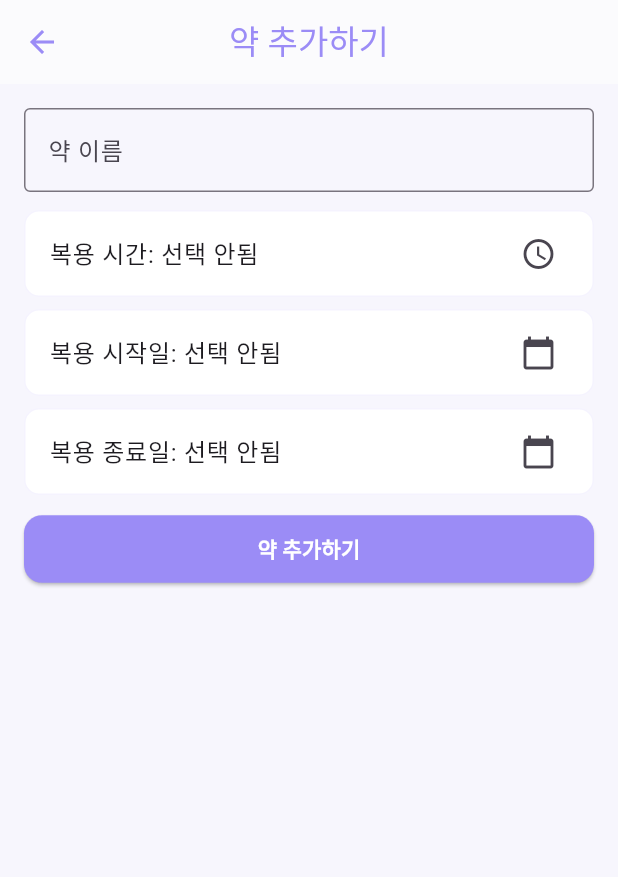
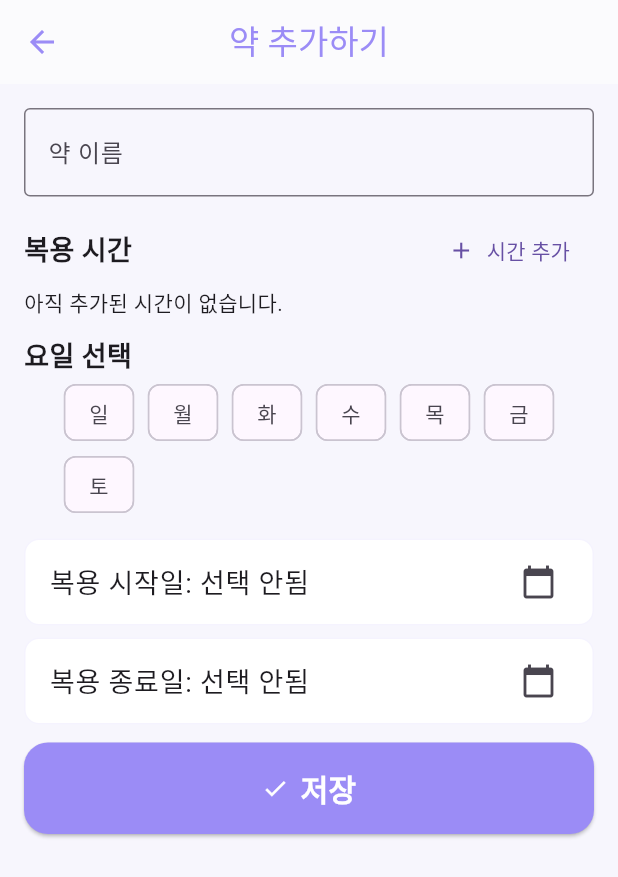
Before and after one commit to tkddus21/ddobaki, a Flutter app: the _MedicationAddScreen screen opened directly, on a phone screen of 412 x 824 dp. Shown: the top 877 px of the screen. Run offline on Flutter 3.47's test engine with Material 3 defaults, Android fonts, the phone set to English and light mode, and no system bars; our stand-ins replace cloud_firestore, firebase_auth, firebase_core, fl_chart, google_sign_in, just_audio and 3 more; missing offline and left inert: flutter_sound, record; accounts and stored records are empty; Roboto replaces fonts that are missing (NanumGothic).

Commit message:
elder medication_screen 수정완료 요일별 선택해서 약 추가할 수 있게

```diff
--- a/FrontEnd/lib/screens/elder/medication_screen.dart
+++ b/FrontEnd/lib/screens/elder/medication_screen.dart
@@ -412,13 +412,23 @@ class _MedicationAddScreen extends StatefulWidget {
 
 class _MedicationAddScreenState extends State<_MedicationAddScreen> {
   final _nameController = TextEditingController();
-  TimeOfDay? _selectedTime;
+
+  /// 여러 시간(“HH:mm”)과 요일(0=일..6=토)
+  final List<String> _times = <String>[];
+  final Set<int> _selectedDows = <int>{};
+
   DateTime? _startDate;
   DateTime? _endDate;
 
   String get _uid => FirebaseAuth.instance.currentUser!.uid;
 
-  String _formatTime(TimeOfDay time) {
+  @override
+  void dispose() {
+    _nameController.dispose();
+    super.dispose();
+  }
+
+  String _formatTimeOfDay(TimeOfDay time) {
     final now = DateTime.now();
     final dt = DateTime(now.year, now.month, now.day, time.hour, time.minute);
     return DateFormat('HH:mm').format(dt);
@@ -426,42 +436,67 @@ class _MedicationAddScreenState extends State<_MedicationAddScreen> {
 
   String _formatDate(DateTime date) => DateFormat('yyyy-MM-dd').format(date);
 
-  Future<void> _pickTime() async {
-    final picked = await showTimePicker(context: context, initialTime: TimeOfDay.now());
-    if (picked != null) setState(() => _selectedTime = picked);
+  Future<void> _addTime() async {
+    final picked = await showTimePicker(
+      context: context,
+      initialTime: TimeOfDay.now(),
+    );
+    if (picked != null) {
+      final t = _formatTimeOfDay(picked);
+      if (!_times.contains(t)) {
+        setState(() {
+          _times.add(t);
+          _times.sort(); // 시간 정렬(오름차순)
+        });
+      }
+    }
+  }
+
+  void _removeTime(String t) {
+    setState(() => _times.remove(t));
   }
 
   Future<void> _pickStartDate() async {
     final picked = await showDatePicker(
       context: context,
-      initialDate: DateTime.now(),
+      initialDate: _startDate ?? DateTime.now(),
       firstDate: DateTime(2020),
       lastDate: DateTime(2035),
     );
-    if (picked != null) setState(() => _startDate = picked);
+    if (picked != null) {
+      setState(() {
+        _startDate = DateTime(picked.year, picked.month, picked.day);
+        // 시작일을 바꾸면 종료일 최소값 보장
+        if (_endDate != null && _endDate!.isBefore(_startDate!)) {
+          _endDate = _startDate;
+        }
+      });
+    }
   }
 
   Future<void> _pickEndDate() async {
     final picked = await showDatePicker(
       context: context,
-      initialDate: _startDate ?? DateTime.now(),
+      initialDate: _endDate ?? _startDate ?? DateTime.now(),
       firstDate: _startDate ?? DateTime.now(),
       lastDate: DateTime(2035),
     );
     if (picked != null) {
-      setState(() => _endDate = DateTime(picked.year, picked.month, picked.day, 23, 59, 59));
+      // 종료일은 하루의 끝(23:59:59)로 저장
+      setState(() {
+        _endDate = DateTime(picked.year, picked.month, picked.day, 23, 59, 59);
+      });
     }
   }
 
   Future<void> _addMedication() async {
     final name = _nameController.text.trim();
-    final time = _selectedTime != null ? _formatTime(_selectedTime!) : '';
     final startDate = _startDate;
     final endDate = _endDate;
 
-    if (name.isEmpty || time.isEmpty || startDate == null || endDate == null) {
+    if (name.isEmpty || _times.isEmpty || startDate == null || endDate == null) {
       ScaffoldMessenger.of(context).showSnackBar(
-        const SnackBar(content: Text('모든 값을 입력해 주세요.')),
+        const SnackBar(content: Text('약 이름/시간/기간을 모두 입력해 주세요.')),
       );
       return;
     }
@@ -476,10 +511,13 @@ class _MedicationAddScreenState extends State<_MedicationAddScreen> {
     try {
       await medsCol.add({
         'name': name,
-        'times': [time],
-        'startAt': Timestamp.fromDate(DateTime(startDate.year, startDate.month, startDate.day)),
+        'times': _times, // 여러 시간
+        'startAt': Timestamp.fromDate(
+          DateTime(startDate.year, startDate.month, startDate.day),
+        ),
         'endAt': Timestamp.fromDate(endDate),
-        'daysOfWeek': [], // 0=일..6=토
+        //## 비워두면 "매일"로 해석하게끔(리스트가 비면 매일로 처리) ##
+        'daysOfWeek': _selectedDows.toList()..sort(), // 0=일..6=토
         'active': true,
         'status': 'pending',
         'createdAt': now,
@@ -496,9 +534,9 @@ class _MedicationAddScreenState extends State<_MedicationAddScreen> {
 
   @override
   Widget build(BuildContext context) {
-    final timeText = _selectedTime != null ? _formatTime(_selectedTime!) : '선택 안됨';
     final startText = _startDate != null ? _formatDate(_startDate!) : '선택 안됨';
     final endText = _endDate != null ? _formatDate(_endDate!) : '선택 안됨';
+    const dowLabels = ['일', '월', '화', '수', '목', '금', '토'];
 
     return Scaffold(
       appBar: AppBar(
@@ -511,54 +549,116 @@ class _MedicationAddScreenState extends State<_MedicationAddScreen> {
       backgroundColor: _lightBg,
       body: Padding(
         padding: const EdgeInsets.all(16.0),
+        child: SingleChildScrollView(
           child: Column(children: [
+            // 약 이름
             TextField(
               controller: _nameController,
-            decoration: const InputDecoration(labelText: '약 이름', border: OutlineInputBorder()),
+              decoration: const InputDecoration(
+                labelText: '약 이름',
+                border: OutlineInputBorder(),
               ),
+              style: const TextStyle(fontSize: 18),
+            ),
+
             const SizedBox(height: 12),
+
+            // 시간 다중 선택
+            Row(
+              mainAxisAlignment: MainAxisAlignment.spaceBetween,
+              children: [
+                const Text('복용 시간', style: TextStyle(fontSize: 18, fontWeight: FontWeight.w700)),
+                TextButton.icon(
+                  onPressed: _addTime,
+                  icon: const Icon(Icons.add),
+                  label: const Text('시간 추가'),
+                ),
+              ],
+            ),
+            if (_times.isEmpty)
+              const Align(
+                alignment: Alignment.centerLeft,
+                child: Text('아직 추가된 시간이 없습니다.'),
+              ),
+            Wrap(
+              spacing: 8,
+              runSpacing: 8,
+              children: _times
+                  .map((t) => Chip(
+                        label: Text(t, style: const TextStyle(fontSize: 16)),
+                        onDeleted: () => _removeTime(t),
+                      ))
+                  .toList(),
+            ),
+
+            const SizedBox(height: 12),
+
+            // 요일 선택
+            const Align(
+              alignment: Alignment.centerLeft,
+              child: Text('요일 선택', style: TextStyle(fontSize: 18, fontWeight: FontWeight.w700)),
+            ),
+            Wrap(
+              spacing: 8,
+              children: List.generate(7, (i) {
+                final selected = _selectedDows.contains(i);
+                return FilterChip(
+                  label: Text(dowLabels[i]),
+                  selected: selected,
+                  onSelected: (v) {
+                    setState(() {
+                      v ? _selectedDows.add(i) : _selectedDows.remove(i);
+                    });
+                  },
+                );
+              }),
+            ),
+
+            const SizedBox(height: 12),
+
+            // 시작/종료일
             ListTile(
               tileColor: Colors.white,
-            shape: RoundedRectangleBorder(borderRadius: BorderRadius.circular(10),
-                side: const BorderSide(color: _border)),
-            title: Text('복용 시간: $timeText'),
-            trailing: const Icon(Icons.access_time),
-            onTap: _pickTime,
+              shape: RoundedRectangleBorder(
+                borderRadius: BorderRadius.circular(10),
+                side: const BorderSide(color: _border),
               ),
-          const SizedBox(height: 8),
-          ListTile(
-            tileColor: Colors.white,
-            shape: RoundedRectangleBorder(borderRadius: BorderRadius.circular(10),
-                side: const BorderSide(color: _border)),
-            title: Text('복용 시작일: $startText'),
+              title: Text('복용 시작일: $startText', style: const TextStyle(fontSize: 18)),
               trailing: const Icon(Icons.calendar_today),
               onTap: _pickStartDate,
             ),
             const SizedBox(height: 8),
             ListTile(
               tileColor: Colors.white,
-            shape: RoundedRectangleBorder(borderRadius: BorderRadius.circular(10),
-                side: const BorderSide(color: _border)),
-            title: Text('복용 종료일: $endText'),
+              shape: RoundedRectangleBorder(
+                borderRadius: BorderRadius.circular(10),
+                side: const BorderSide(color: _border),
+              ),
+              title: Text('복용 종료일: $endText', style: const TextStyle(fontSize: 18)),
               trailing: const Icon(Icons.calendar_today),
               onTap: _pickEndDate,
             ),
+
             const SizedBox(height: 12),
+
+            // 저장 버튼
             SizedBox(
               width: double.infinity,
-            child: ElevatedButton(
+              child: ElevatedButton.icon(
                 onPressed: _addMedication,
+                icon: const Icon(Icons.check),
+                label: const Text('저장', style: TextStyle(fontSize: 20, fontWeight: FontWeight.w800)),
                 style: ElevatedButton.styleFrom(
                   backgroundColor: _brandPurple,
                   foregroundColor: Colors.white,
-                padding: const EdgeInsets.symmetric(vertical: 12),
-                shape: RoundedRectangleBorder(borderRadius: BorderRadius.circular(12)),
+                  padding: const EdgeInsets.symmetric(vertical: 16),
+                  shape: RoundedRectangleBorder(borderRadius: BorderRadius.circular(16)),
                 ),
-              child: const Text('약 추가하기', style: TextStyle(fontWeight: FontWeight.w700)),
               ),
             ),
           ]),
         ),
+      ),
     );
   }
 }
```
Lines whose indentation alone changed are shown as unchanged.
